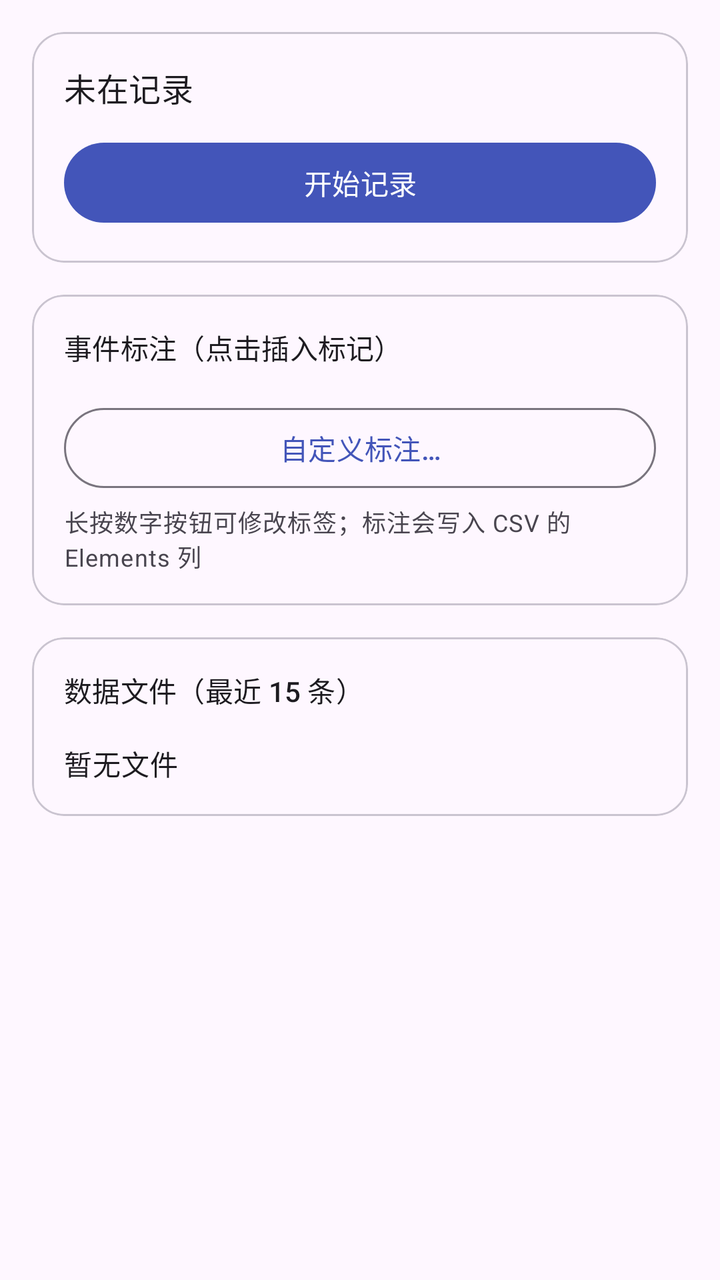
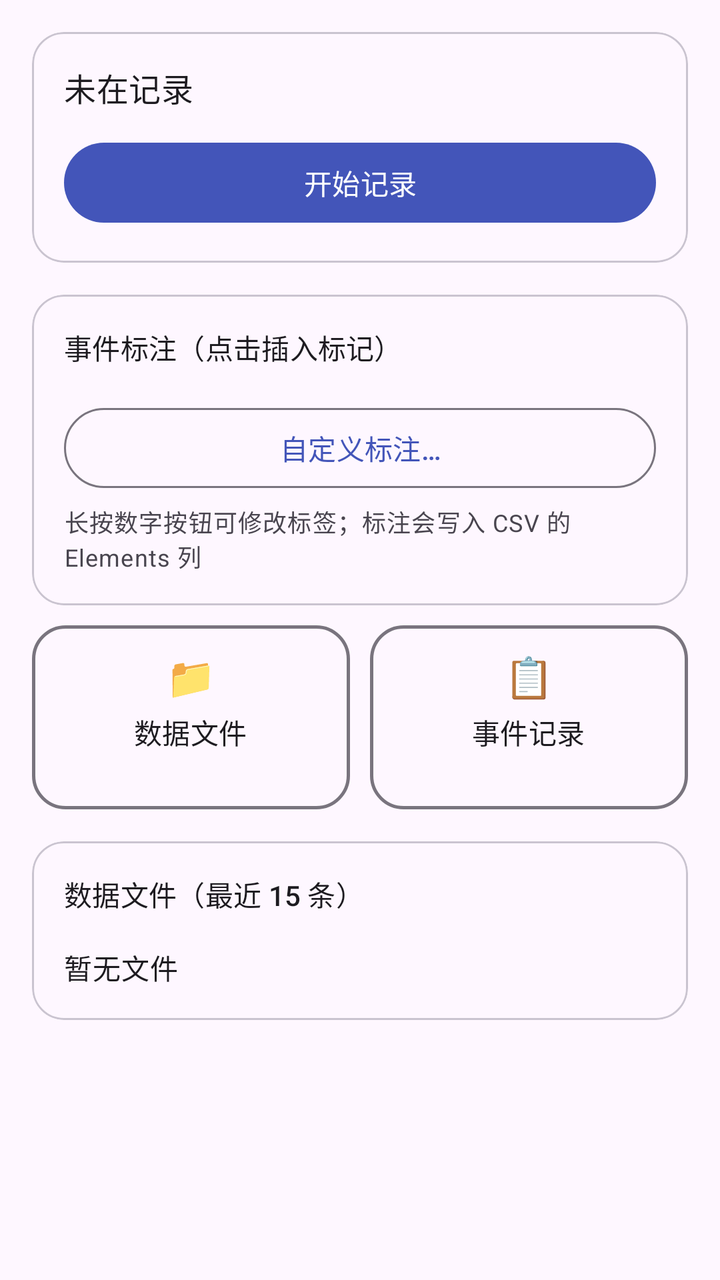

Screens rendered from an Android XML layout before and after an edit, with the pre-edit source and the edit as a unified diff.
<!-- AndroidManifest.xml: application theme Theme.MuseRecorder -->
<!-- res/layout/fragment_record.xml -->
<?xml version="1.0" encoding="utf-8"?>
<ScrollView xmlns:android="http://schemas.android.com/apk/res/android"
    xmlns:app="http://schemas.android.com/apk/res-auto"
    android:layout_width="match_parent"
    android:layout_height="match_parent">

    <LinearLayout
        android:layout_width="match_parent"
        android:layout_height="wrap_content"
        android:orientation="vertical"
        android:padding="16dp">

        
        <com.google.android.material.card.MaterialCardView
            android:layout_width="match_parent"
            android:layout_height="wrap_content"
            app:cardCornerRadius="16dp">

            <LinearLayout
                android:layout_width="match_parent"
                android:layout_height="wrap_content"
                android:orientation="vertical"
                android:padding="16dp">

                <TextView
                    android:id="@+id/recStatusText"
                    android:layout_width="match_parent"
                    android:layout_height="wrap_content"
                    android:text="@string/record_idle"
                    android:textAppearance="?attr/textAppearanceTitleMedium" />

                <TextView
                    android:id="@+id/recStatsText"
                    android:layout_width="match_parent"
                    android:layout_height="wrap_content"
                    android:layout_marginTop="4dp"
                    android:textAppearance="?attr/textAppearanceBodyMedium"
                    android:visibility="gone" />

                <com.google.android.material.button.MaterialButton
                    android:id="@+id/btnRecord"
                    android:layout_width="match_parent"
                    android:layout_height="wrap_content"
                    android:layout_marginTop="12dp"
                    android:text="@string/record_start" />
            </LinearLayout>
        </com.google.android.material.card.MaterialCardView>

        
        <com.google.android.material.card.MaterialCardView
            android:layout_width="match_parent"
            android:layout_height="wrap_content"
            android:layout_marginTop="16dp"
            app:cardCornerRadius="16dp">

            <LinearLayout
                android:layout_width="match_parent"
                android:layout_height="wrap_content"
                android:orientation="vertical"
                android:padding="16dp">

                <TextView
                    android:layout_width="match_parent"
                    android:layout_height="wrap_content"
                    android:text="@string/markers_title"
                    android:textAppearance="?attr/textAppearanceTitleSmall" />

                <GridLayout
                    android:id="@+id/markerGrid"
                    android:layout_width="match_parent"
                    android:layout_height="wrap_content"
                    android:layout_marginTop="8dp"
                    android:columnCount="3" />

                <com.google.android.material.button.MaterialButton
                    android:id="@+id/btnCustomMarker"
                    style="?attr/materialButtonOutlinedStyle"
                    android:layout_width="match_parent"
                    android:layout_height="wrap_content"
                    android:layout_marginTop="8dp"
                    android:text="@string/custom_marker" />

                <TextView
                    android:layout_width="match_parent"
                    android:layout_height="wrap_content"
                    android:layout_marginTop="4dp"
                    android:text="@string/markers_hint"
                    android:textAppearance="?attr/textAppearanceBodySmall" />
            </LinearLayout>
        </com.google.android.material.card.MaterialCardView>

        
        <com.google.android.material.card.MaterialCardView
            android:layout_width="match_parent"
            android:layout_height="wrap_content"
            android:layout_marginTop="16dp"
            app:cardCornerRadius="16dp">

            <LinearLayout
                android:layout_width="match_parent"
                android:layout_height="wrap_content"
                android:orientation="vertical"
                android:padding="16dp">

                <TextView
                    android:layout_width="match_parent"
                    android:layout_height="wrap_content"
                    android:text="@string/recent_files_title"
                    android:textAppearance="?attr/textAppearanceTitleSmall" />

                <androidx.recyclerview.widget.RecyclerView
                    android:id="@+id/fileList"
                    android:layout_width="match_parent"
                    android:layout_height="wrap_content"
                    android:layout_marginTop="8dp"
                    android:nestedScrollingEnabled="false"
                    android:overScrollMode="never" />

                <com.google.android.material.button.MaterialButton
                    android:id="@+id/btnMore"
                    style="?attr/materialButtonOutlinedStyle"
                    android:layout_width="match_parent"
                    android:layout_height="wrap_content"
                    android:layout_marginTop="6dp"
                    android:text="@string/more_files_fmt"
                    android:visibility="gone" />

                <TextView
                    android:id="@+id/filesEmptyText"
                    android:layout_width="match_parent"
                    android:layout_height="wrap_content"
                    android:layout_marginTop="8dp"
                    android:text="@string/files_empty"
                    android:textAppearance="?attr/textAppearanceBodyMedium" />
            </LinearLayout>
        </com.google.android.material.card.MaterialCardView>
    </LinearLayout>
</ScrollView>
<!-- resources referenced by this layout -->
<resources>
  <string name="custom_marker">自定义标注…</string>
  <string name="files_empty">暂无文件</string>
  <string name="markers_hint">长按数字按钮可修改标签；标注会写入 CSV 的 Elements 列</string>
  <string name="markers_title">事件标注（点击插入标记）</string>
  <string name="more_files_fmt">更多文件（%1$d）</string>
  <string name="recent_files_title">数据文件（最近 15 条）</string>
  <string name="record_idle">未在记录</string>
  <string name="record_start">开始记录</string>
  <style name="Theme.MuseRecorder" parent="Theme.Material3.DayNight.NoActionBar">
          <item name="colorPrimary">@color/primary</item>
          <item name="colorOnPrimary">@android:color/white</item>
          <item name="colorSecondary">@color/primary</item>
          <item name="android:statusBarColor">@color/primary</item>
          <item name="android:windowLightStatusBar">false</item>
      </style>
  <color name="primary">#4355B9</color>
</resources>

<!-- the commit's change to res/layout/fragment_record.xml (unified diff, before → after) -->
@@ -90,6 +90,78 @@
         </com.google.android.material.card.MaterialCardView>
 
         
+        <LinearLayout
+            android:layout_width="match_parent"
+            android:layout_height="wrap_content"
+            android:layout_marginTop="10dp"
+            android:orientation="horizontal">
+
+            <LinearLayout
+                android:id="@+id/fileEntry"
+                android:layout_width="0dp"
+                android:layout_height="wrap_content"
+                android:layout_weight="1"
+                android:layout_marginEnd="5dp"
+                android:background="@drawable/entry_bg"
+                android:gravity="center"
+                android:orientation="vertical"
+                android:paddingVertical="12dp">
+
+                <TextView
+                    android:layout_width="wrap_content"
+                    android:layout_height="wrap_content"
+                    android:text="📁"
+                    android:textSize="20sp" />
+
+                <TextView
+                    android:layout_width="wrap_content"
+                    android:layout_height="wrap_content"
+                    android:layout_marginTop="4dp"
+                    android:text="@string/nav_files_entry"
+                    android:textAppearance="?attr/textAppearanceTitleSmall" />
+
+                <TextView
+                    android:id="@+id/fileEntrySub"
+                    android:layout_width="wrap_content"
+                    android:layout_height="wrap_content"
+                    android:textAppearance="?attr/textAppearanceBodySmall"
+                    android:textColor="@color/hintGray" />
+            </LinearLayout>
+
+            <LinearLayout
+                android:id="@+id/eventEntry"
+                android:layout_width="0dp"
+                android:layout_height="wrap_content"
+                android:layout_weight="1"
+                android:layout_marginStart="5dp"
+                android:background="@drawable/entry_bg"
+                android:gravity="center"
+                android:orientation="vertical"
+                android:paddingVertical="12dp">
+
+                <TextView
+                    android:layout_width="wrap_content"
+                    android:layout_height="wrap_content"
+                    android:text="📋"
+                    android:textSize="20sp" />
+
+                <TextView
+                    android:layout_width="wrap_content"
+                    android:layout_height="wrap_content"
+                    android:layout_marginTop="4dp"
+                    android:text="@string/nav_events_entry"
+                    android:textAppearance="?attr/textAppearanceTitleSmall" />
+
+                <TextView
+                    android:id="@+id/eventEntrySub"
+                    android:layout_width="wrap_content"
+                    android:layout_height="wrap_content"
+                    android:textAppearance="?attr/textAppearanceBodySmall"
+                    android:textColor="@color/hintGray" />
+            </LinearLayout>
+        </LinearLayout>
+
+        
         <com.google.android.material.card.MaterialCardView
             android:layout_width="match_parent"
             android:layout_height="wrap_content"
<!-- resource entries referenced after the edit -->
@@ -1,10 +1,20 @@
 <!-- resources referenced by this layout -->
 <resources>
+  <color name="hintGray">#8A90A4</color>
+  <!-- drawable entry_bg (drawable) -->
+  <?xml version="1.0" encoding="utf-8"?>
+  <shape xmlns:android="http://schemas.android.com/apk/res/android" android:shape="rectangle">
+      <solid android:color="?attr/colorSurface" />
+      <stroke android:width="1.6dp" android:color="?attr/colorOutline" />
+      <corners android:radius="16dp" />
+  </shape>
   <string name="custom_marker">自定义标注…</string>
   <string name="files_empty">暂无文件</string>
   <string name="markers_hint">长按数字按钮可修改标签；标注会写入 CSV 的 Elements 列</string>
   <string name="markers_title">事件标注（点击插入标记）</string>
   <string name="more_files_fmt">更多文件（%1$d）</string>
+  <string name="nav_events_entry">事件记录</string>
+  <string name="nav_files_entry">数据文件</string>
   <string name="recent_files_title">数据文件（最近 15 条）</string>
   <string name="record_idle">未在记录</string>
   <string name="record_start">开始记录</string>
